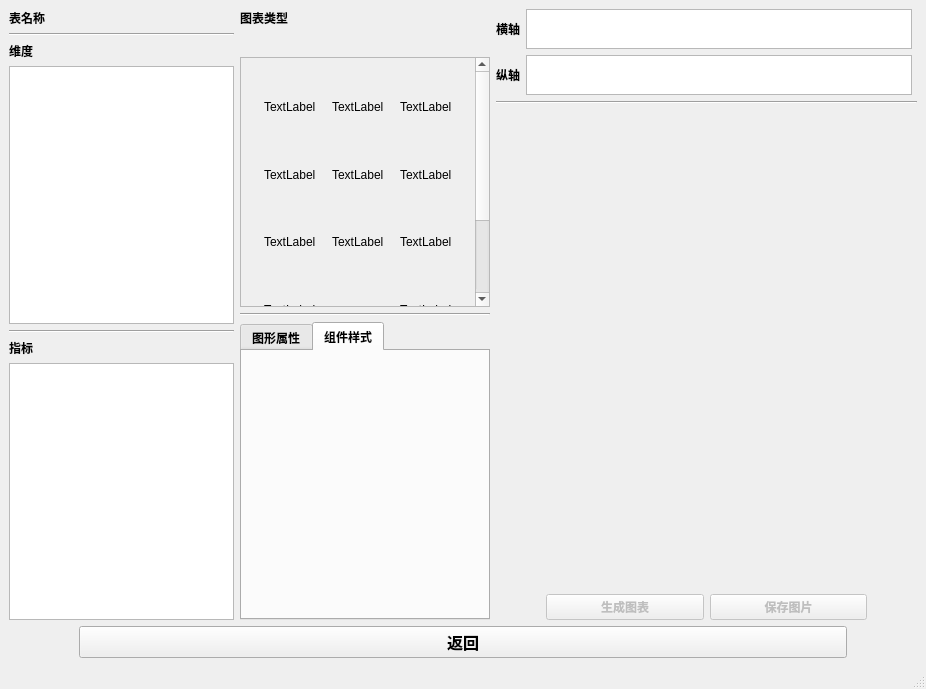
This is views/UI_DataVisualizationWin.ui in kingry1/GraduationProject-Data-Visualization-System as Qt 5 draws it before an edit. The edited form follows.
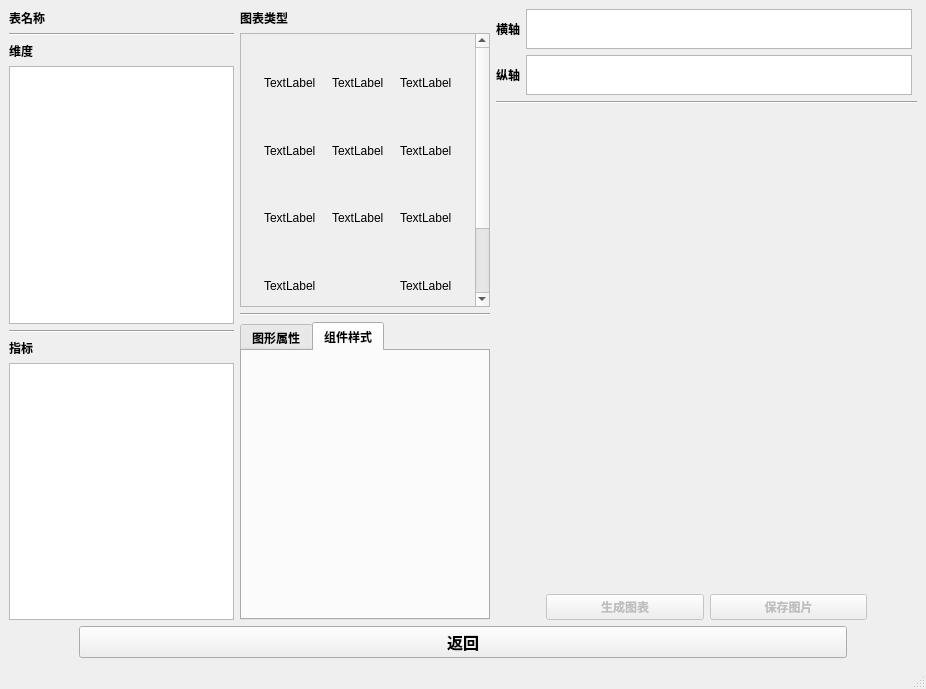
This is the edited form. The open tabs and pages were chosen to show the change. Icons and pictures are not drawn. Custom widgets are drawn as their Qt base class.

Patch:
```diff
--- a/views/UI_DataVisualizationWin.ui
+++ b/views/UI_DataVisualizationWin.ui
@@ -197,7 +197,7 @@
               <property name="maximumSize">
                <size>
                 <width>16777215</width>
-                <height>250</height>
+                <height>16777215</height>
                </size>
               </property>
               <property name="horizontalScrollBarPolicy">
@@ -210,7 +210,7 @@
                <property name="geometry">
                 <rect>
                  <x>0</x>
-                 <y>-55</y>
+                 <y>0</y>
                  <width>231</width>
                  <height>368</height>
                 </rect>
```
Left out of the diff: 66 changed lines with no effect on the pictures.
